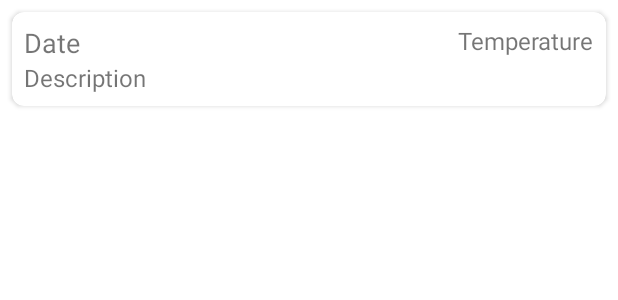
After one commit to tom-laplace/SDVB3_ClearSky, an Android app: the layout forecast_item.xml on its own in the app's theme, with its tools: preview values and no code run, on a phone screen of 412 x 824 dp. The commit adds this screen. Shown: the top 300 px of the screen. Run offline under Robolectric (Android 15) with nearby library versions, the phone set to English and light mode, and no system bars.

Commit message:
feat/supervision

```diff
--- a/app/src/main/AndroidManifest.xml
+++ b/app/src/main/AndroidManifest.xml
@@ -11,7 +11,7 @@
         android:supportsRtl="true"
         android:theme="@style/Theme.ClearSky"
         tools:targetApi="31">
-        <activity android:name=".MainActivity"
+        <activity android:name=".Activity.MainActivity"
             android:exported="true">
             <intent-filter>
                 <action android:name="android.intent.action.MAIN" />
--- a/app/src/main/java/com/example/clearsky/RetrofitInstance.kt
+++ b/app/src/main/java/com/example/clearsky/Instance/RetrofitInstance.kt
@@ -1,5 +1,6 @@
-package com.example.clearsky
+package com.example.clearsky.Instance
 
+import com.example.clearsky.Service.WeatherApiService
 import okhttp3.OkHttpClient
 import okhttp3.logging.HttpLoggingInterceptor
 import retrofit2.Retrofit
@@ -7,7 +8,7 @@ import retrofit2.converter.gson.GsonConverterFactory
 
 object RetrofitInstance {
 
-    private const val BASE_URL = "https://api.openweathermap.org/"
+    private const val BASE_URL = "https://api.openweathermap.org/data/2.5/"
 
     private val client = OkHttpClient.Builder()
         .addInterceptor(HttpLoggingInterceptor().apply {
--- a/app/src/main/res/layout/activity_main.xml
+++ b/app/src/main/res/layout/activity_main.xml
@@ -4,7 +4,7 @@
     xmlns:tools="http://schemas.android.com/tools"
     android:layout_width="match_parent"
     android:layout_height="match_parent"
-    tools:context=".MainActivity">
+    tools:context=".Activity.MainActivity">
 
     <com.google.android.material.appbar.AppBarLayout
         android:layout_width="match_parent"
--- /dev/null
+++ b/app/src/main/res/layout/forecast_item.xml
@@ -0,0 +1,43 @@
+<?xml version="1.0" encoding="utf-8"?>
+<androidx.cardview.widget.CardView xmlns:android="http://schemas.android.com/apk/res/android"
+    xmlns:app="http://schemas.android.com/apk/res-auto"
+    android:layout_width="match_parent"
+    android:layout_height="wrap_content"
+    android:layout_margin="8dp"
+    app:cardCornerRadius="8dp">
+
+    <androidx.constraintlayout.widget.ConstraintLayout
+        android:layout_width="match_parent"
+        android:layout_height="wrap_content"
+        android:padding="8dp">
+
+        <TextView
+            android:id="@+id/textViewDate"
+            android:layout_width="wrap_content"
+            android:layout_height="wrap_content"
+            android:text="Date"
+            android:textSize="18sp"
+            app:layout_constraintStart_toStartOf="parent"
+            app:layout_constraintTop_toTopOf="parent" />
+
+        <TextView
+            android:id="@+id/textViewForecastDescription"
+            android:layout_width="wrap_content"
+            android:layout_height="wrap_content"
+            android:text="Description"
+            android:textSize="16sp"
+            app:layout_constraintStart_toStartOf="parent"
+            app:layout_constraintTop_toBottomOf="@+id/textViewDate" />
+
+        <TextView
+            android:id="@+id/textViewForecastTemperature"
+            android:layout_width="wrap_content"
+            android:layout_height="wrap_content"
+            android:text="Temperature"
+            android:textSize="16sp"
+            app:layout_constraintEnd_toEndOf="parent"
+            app:layout_constraintTop_toTopOf="parent" />
+
+    </androidx.constraintlayout.widget.ConstraintLayout>
+
+</androidx.cardview.widget.CardView>
--- a/app/src/main/res/layout/fragment_first.xml
+++ b/app/src/main/res/layout/fragment_first.xml
@@ -4,7 +4,7 @@
     xmlns:tools="http://schemas.android.com/tools"
     android:layout_width="match_parent"
     android:layout_height="match_parent"
-    tools:context=".FirstFragment">
+    tools:context=".Activity.FirstFragment">
 
     <TextView
         android:id="@+id/textview_first"
--- a/app/src/main/res/layout/fragment_second.xml
+++ b/app/src/main/res/layout/fragment_second.xml
@@ -4,7 +4,7 @@
     xmlns:tools="http://schemas.android.com/tools"
     android:layout_width="match_parent"
     android:layout_height="match_parent"
-    tools:context=".SecondFragment">
+    tools:context=".Activity.SecondFragment">
 
     <TextView
         android:id="@+id/textview_second"
--- a/app/src/main/res/navigation/nav_graph.xml
+++ b/app/src/main/res/navigation/nav_graph.xml
@@ -7,7 +7,7 @@
 
     <fragment
         android:id="@+id/FirstFragment"
-        android:name="com.example.clearsky.FirstFragment"
+        android:name="com.example.clearsky.Activity.FirstFragment"
         android:label="@string/first_fragment_label"
         tools:layout="@layout/fragment_first">
 
@@ -17,7 +17,7 @@
     </fragment>
     <fragment
         android:id="@+id/SecondFragment"
-        android:name="com.example.clearsky.SecondFragment"
+        android:name="com.example.clearsky.Activity.SecondFragment"
         android:label="@string/second_fragment_label"
         tools:layout="@layout/fragment_second">
 
```
Also changed, not shown: app/src/main/java/com/example/clearsky/Activity/FirstFragment.kt (renamed from app/src/main/java/com/example/clearsky/SecondFragment.kt, +9 -8 lines), app/src/main/java/com/example/clearsky/Activity/MainActivity.kt (renamed from app/src/main/java/com/example/clearsky/MainActivity.kt, +26 -5 lines), app/src/main/java/com/example/clearsky/Activity/SecondFragment.kt (renamed from app/src/main/java/com/example/clearsky/FirstFragment.kt, +9 -8 lines), app/src/main/java/com/example/clearsky/Class/City.kt (added, +7 -0 lines), app/src/main/java/com/example/clearsky/Class/WeatherForecastResponse.kt (added, +17 -0 lines), app/src/main/java/com/example/clearsky/Instance/ForecastAdapter.kt (added, +52 -0 lines), app/src/main/java/com/example/clearsky/Model/WeatherViewModel.kt (added, +67 -0 lines), app/src/main/java/com/example/clearsky/Service/WeatherApiService.kt (added, +33 -0 lines), app/src/main/java/com/example/clearsky/WeatherApiService.kt (deleted, +0 -14 lines), app/src/main/java/com/example/clearsky/WeatherViewModel.kt (deleted, +0 -30 lines), app/src/main/res/layout/content_main.xml (+10 -1 lines), app/src/main/java/com/example/clearsky/Class/WeatherResponse.kt (renamed from app/src/main/java/com/example/clearsky/WeatherResponse.kt).
